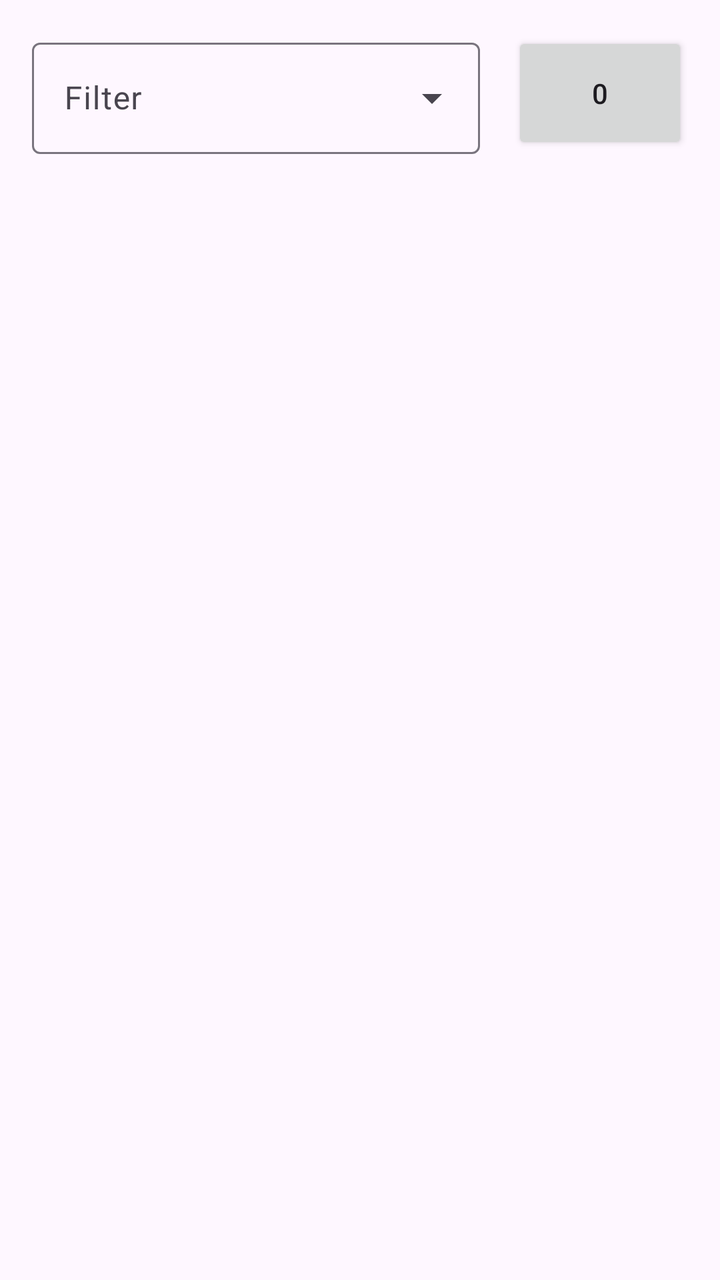
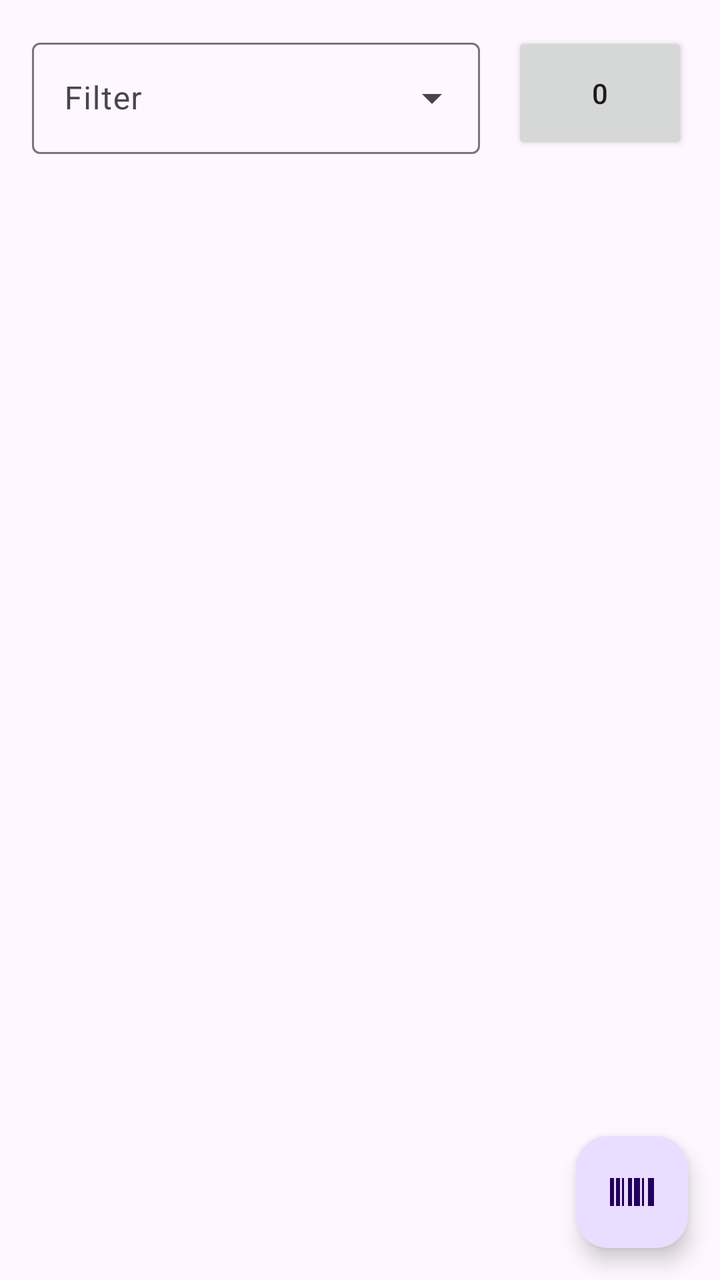

An Android layout rendered at two revisions. The XML below is the earlier revision; the diff shows what the commit changed to produce the second picture.
<!-- AndroidManifest.xml: application theme Theme.RmmcGabay -->
<!-- res/layout/activity_order.xml -->
<?xml version="1.0" encoding="utf-8"?>
<androidx.constraintlayout.widget.ConstraintLayout xmlns:android="http://schemas.android.com/apk/res/android"
    xmlns:app="http://schemas.android.com/apk/res-auto"
    xmlns:tools="http://schemas.android.com/tools"
    style="@style/Widget.Material3.TextInputLayout.OutlinedBox.ExposedDropdownMenu"
    android:layout_width="match_parent"
    android:layout_height="match_parent"
    tools:context=".views.Order">

    <com.google.android.material.textfield.TextInputLayout
        android:id="@+id/til_order_filter"
        style="?textInputOutlinedExposedDropdownMenuStyle"
        android:layout_width="0dp"
        android:layout_height="wrap_content"
        android:layout_marginStart="16dp"
        android:layout_marginTop="16dp"
        android:layout_marginEnd="16dp"
        app:layout_constraintEnd_toStartOf="@+id/btn_order_cart"
        app:layout_constraintStart_toStartOf="parent"
        app:layout_constraintTop_toTopOf="parent">

        <AutoCompleteTextView
            android:id="@+id/actv_order_filter"
            android:layout_width="match_parent"
            android:layout_height="wrap_content"
            android:contentDescription="Filter Order"
            android:hint="Filter" />
    </com.google.android.material.textfield.TextInputLayout>

    <androidx.recyclerview.widget.RecyclerView
        android:id="@+id/rv_order_products"
        android:layout_width="0dp"
        android:layout_height="0dp"
        android:layout_marginTop="16dp"
        android:paddingStart="12dp"
        android:paddingRight="12dp"
        app:layout_constraintBottom_toBottomOf="parent"
        app:layout_constraintEnd_toEndOf="parent"
        app:layout_constraintStart_toStartOf="parent"
        app:layout_constraintTop_toBottomOf="@+id/til_order_filter"
        tools:listitem="@layout/layout_product" />

    <Button
        android:id="@+id/btn_order_cart"
        android:layout_width="wrap_content"
        android:layout_height="0dp"
        android:layout_marginEnd="16dp"
        android:text="0"
        app:icon="@drawable/ic_cart"
        app:layout_constraintBottom_toBottomOf="@+id/til_order_filter"
        app:layout_constraintEnd_toEndOf="parent"
        app:layout_constraintTop_toTopOf="@+id/til_order_filter" />
</androidx.constraintlayout.widget.ConstraintLayout>
<!-- res/layout/layout_product.xml (included above) -->
<?xml version="1.0" encoding="utf-8"?>
<androidx.constraintlayout.widget.ConstraintLayout xmlns:android="http://schemas.android.com/apk/res/android"
    xmlns:app="http://schemas.android.com/apk/res-auto"
    xmlns:tools="http://schemas.android.com/tools"
    android:layout_width="match_parent"
    android:layout_height="wrap_content">

    <com.google.android.material.card.MaterialCardView
        style="@style/Widget.Material3.CardView.Outlined"
        android:layout_width="0dp"
        android:layout_height="wrap_content"
        android:layout_marginStart="4dp"
        android:layout_marginEnd="4dp"
        android:layout_marginBottom="8dp"
        app:layout_constraintBottom_toBottomOf="parent"
        app:layout_constraintEnd_toEndOf="parent"
        app:layout_constraintStart_toStartOf="parent"
        app:layout_constraintTop_toTopOf="parent">

        <androidx.constraintlayout.widget.ConstraintLayout
            android:layout_width="match_parent"
            android:layout_height="wrap_content">

            <TextView
                android:id="@+id/tv_product_name"
                android:layout_width="0dp"
                android:layout_height="wrap_content"
                android:layout_marginStart="16dp"
                android:layout_marginTop="16dp"
                android:layout_marginEnd="16dp"
                android:text="Name of product"
                android:textSize="16sp"
                android:textStyle="bold"
                app:layout_constraintEnd_toEndOf="parent"
                app:layout_constraintStart_toStartOf="parent"
                app:layout_constraintTop_toTopOf="parent" />

            <TextView
                android:id="@+id/tv_product_description"
                android:layout_width="wrap_content"
                android:layout_height="wrap_content"
                android:layout_marginStart="16dp"
                android:maxLines="2"
                android:text="Description"
                app:layout_constraintStart_toStartOf="parent"
                app:layout_constraintTop_toBottomOf="@+id/tv_product_name" />

            <TextView
                android:id="@+id/tv_product_price"
                android:layout_width="wrap_content"
                android:layout_height="wrap_content"
                android:layout_marginStart="16dp"
                android:layout_marginTop="16dp"
                android:text="P0.00"
                android:textStyle="bold"
                app:layout_constraintStart_toStartOf="parent"
                app:layout_constraintTop_toBottomOf="@+id/tv_product_description" />

            <Button
                android:id="@+id/btn_product_decrease"
                style="@style/Widget.Material3.Button.IconButton"
                android:layout_width="0dp"
                android:layout_height="wrap_content"
                android:layout_marginStart="16dp"
                android:layout_marginTop="16dp"
                android:contentDescription="Decrease amount"
                android:textAlignment="center"
                app:icon="@drawable/ic_remove"
                app:iconGravity="textStart"
                app:layout_constraintEnd_toStartOf="@+id/tv_product_quantity"
                app:layout_constraintHorizontal_bias="0.5"
                app:layout_constraintHorizontal_chainStyle="packed"
                app:layout_constraintStart_toStartOf="parent"
                app:layout_constraintTop_toBottomOf="@+id/tv_product_price" />

            <TextView
                android:id="@+id/tv_product_quantity"
                android:layout_width="wrap_content"
                android:layout_height="wrap_content"
                android:layout_marginStart="8dp"
                android:text="1"
                android:textSize="16sp"
                android:textStyle="bold"
                app:layout_constraintBottom_toBottomOf="@+id/btn_product_decrease"
                app:layout_constraintEnd_toStartOf="@+id/btn_product_increase"
                app:layout_constraintHorizontal_bias="0.5"
                app:layout_constraintStart_toEndOf="@+id/btn_product_decrease"
                app:layout_constraintTop_toTopOf="@+id/btn_product_decrease" />

            <Button
                android:id="@+id/btn_product_increase"
                style="@style/Widget.Material3.Button.IconButton"
                android:layout_width="0dp"
                android:layout_height="wrap_content"
                android:layout_marginStart="8dp"
                android:layout_marginEnd="16dp"
                android:contentDescription="Increase amount"
                app:icon="@drawable/ic_add"
                app:iconGravity="textStart"
                app:layout_constraintBottom_toBottomOf="@+id/btn_product_decrease"
                app:layout_constraintEnd_toEndOf="parent"
                app:layout_constraintHorizontal_bias="0.5"
                app:layout_constraintStart_toEndOf="@+id/tv_product_quantity"
                app:layout_constraintTop_toTopOf="@+id/btn_product_decrease" />

            <Button
                android:id="@+id/btn_product_add"
                style="@style/Widget.Material3.Button.TonalButton"
                android:layout_width="0dp"
                android:layout_height="wrap_content"
                android:layout_marginStart="16dp"
                android:layout_marginTop="8dp"
                android:layout_marginEnd="16dp"
                android:layout_marginBottom="16dp"
                android:text="Add"
                app:icon="@drawable/ic_cart"
                app:iconGravity="textStart"
                app:layout_constraintBottom_toBottomOf="parent"
                app:layout_constraintEnd_toEndOf="parent"
                app:layout_constraintStart_toStartOf="parent"
                app:layout_constraintTop_toBottomOf="@+id/btn_product_decrease"
                app:layout_constraintVertical_bias="0.0" />
        </androidx.constraintlayout.widget.ConstraintLayout>
    </com.google.android.material.card.MaterialCardView>

</androidx.constraintlayout.widget.ConstraintLayout>
<!-- resources referenced by this layout -->
<resources>
  <!-- drawable ic_add (drawable) -->
  <vector xmlns:android="http://schemas.android.com/apk/res/android"
      android:width="24dp"
      android:height="24dp"
      android:viewportWidth="960"
      android:viewportHeight="960"
      android:tint="?attr/colorControlNormal">
    <path
        android:fillColor="@android:color/white"
        android:pathData="M440,520L200,520L200,440L440,440L440,200L520,200L520,440L760,440L760,520L520,520L520,760L440,760L440,520Z"/>
  </vector>
  <!-- drawable ic_cart (drawable) -->
  <vector xmlns:android="http://schemas.android.com/apk/res/android"
      android:width="24dp"
      android:height="24dp"
      android:viewportWidth="960"
      android:viewportHeight="960"
      android:tint="?attr/colorControlNormal">
    <path
        android:fillColor="@android:color/white"
        android:pathData="M280,880Q247,880 223.5,856.5Q200,833 200,800Q200,767 223.5,743.5Q247,720 280,720Q313,720 336.5,743.5Q360,767 360,800Q360,833 336.5,856.5Q313,880 280,880ZM680,880Q647,880 623.5,856.5Q600,833 600,800Q600,767 623.5,743.5Q647,720 680,720Q713,720 736.5,743.5Q760,767 760,800Q760,833 736.5,856.5Q713,880 680,880ZM246,240L342,440L622,440Q622,440 622,440Q622,440 622,440L732,240Q732,240 732,240Q732,240 732,240L246,240ZM208,160L798,160Q821,160 833,180.5Q845,201 834,222L692,478Q681,498 662.5,509Q644,520 622,520L324,520L280,600Q280,600 280,600Q280,600 280,600L760,600L760,680L280,680Q235,680 212,640.5Q189,601 210,562L264,464L120,160L40,160L40,80L170,80L208,160ZM342,440L342,440L622,440Q622,440 622,440Q622,440 622,440L622,440L342,440Z"/>
  </vector>
  <!-- drawable ic_remove (drawable) -->
  <vector xmlns:android="http://schemas.android.com/apk/res/android"
      android:width="24dp"
      android:height="24dp"
      android:viewportWidth="960"
      android:viewportHeight="960"
      android:tint="?attr/colorControlNormal">
    <path
        android:fillColor="@android:color/white"
        android:pathData="M200,520L200,440L760,440L760,520L200,520Z"/>
  </vector>
  <style name="Theme.RmmcGabay" parent="Base.Theme.RmmcGabay" />
  <style name="Base.Theme.RmmcGabay" parent="Theme.Material3.DayNight">
          
          
      </style>
</resources>

<!-- the commit's change to res/layout/activity_order.xml (unified diff, before → after) -->
@@ -50,6 +50,19 @@
         app:layout_constraintBottom_toBottomOf="@+id/til_order_filter"
         app:layout_constraintEnd_toEndOf="parent"
         app:layout_constraintTop_toTopOf="@+id/til_order_filter" />
+
+    <com.google.android.material.floatingactionbutton.FloatingActionButton
+        android:id="@+id/fab_order_scan"
+        android:layout_width="wrap_content"
+        android:layout_height="wrap_content"
+        android:layout_marginEnd="16dp"
+        android:layout_marginBottom="16dp"
+        android:clickable="true"
+        android:contentDescription="Scan"
+        app:layout_constraintBottom_toBottomOf="parent"
+        app:layout_constraintEnd_toEndOf="parent"
+        app:srcCompat="@drawable/ic_barcode" />
+
 </androidx.constraintlayout.widget.ConstraintLayout>
 <!-- res/layout/layout_product.xml (included above) -->
 <?xml version="1.0" encoding="utf-8"?>
<!-- resource entries referenced after the edit -->
@@ -10,6 +10,17 @@
     <path
         android:fillColor="@android:color/white"
         android:pathData="M440,520L200,520L200,440L440,440L440,200L520,200L520,440L760,440L760,520L520,520L520,760L440,760L440,520Z"/>
+  </vector>
+  <!-- drawable ic_barcode (drawable) -->
+  <vector xmlns:android="http://schemas.android.com/apk/res/android"
+      android:width="24dp"
+      android:height="24dp"
+      android:viewportWidth="960"
+      android:viewportHeight="960"
+      android:tint="?attr/colorControlNormal">
+    <path
+        android:fillColor="@android:color/white"
+        android:pathData="M40,760L40,200L120,200L120,760L40,760ZM160,760L160,200L240,200L240,760L160,760ZM280,760L280,200L320,200L320,760L280,760ZM400,760L400,200L480,200L480,760L400,760ZM520,760L520,200L640,200L640,760L520,760ZM680,760L680,200L720,200L720,760L680,760ZM800,760L800,200L920,200L920,760L800,760Z"/>
   </vector>
   <!-- drawable ic_cart (drawable) -->
   <vector xmlns:android="http://schemas.android.com/apk/res/android"
